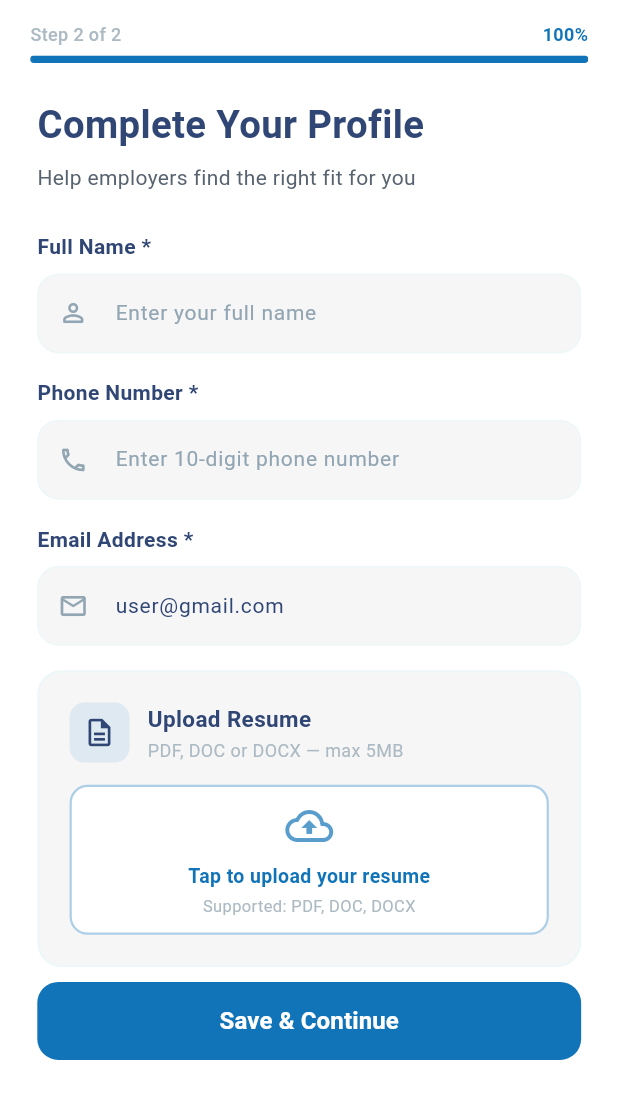
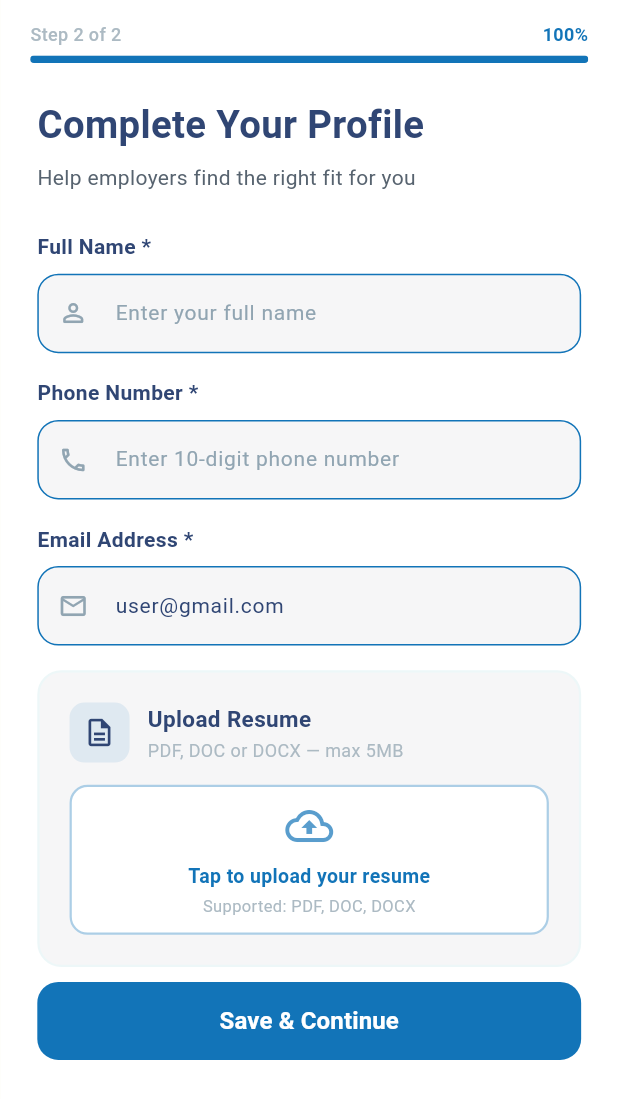
Before and after one commit to Gunitkalra/aimjobportal, a Flutter app: the SignupScreen screen opened by its route, after a tap on "Sign up with Google", on a phone screen of 412 x 824 dp. Shown: the top 1099 px of the screen. Run offline on Flutter 3.47's test engine with Material 3 defaults, Android fonts, the phone set to English and light mode, and no system bars; our stand-ins replace file_picker, fluttertoast, get, shared_preferences; accounts and stored records are empty; Roboto replaces fonts that are missing (Poppins); statements that could not run were skipped.

Commit message:
textfeild_color_fix

```diff
--- a/lib/presentation/Complete_Profile/view/Complete_profile_Screen.dart
+++ b/lib/presentation/Complete_Profile/view/Complete_profile_Screen.dart
@@ -284,15 +284,15 @@ class CompleteProfileScreen extends GetView<CompleteProfileController> {
       suffixIcon: suffix,
       border: OutlineInputBorder(
         borderRadius: BorderRadius.circular(14),
-        borderSide: const BorderSide(color: AppColors.border),
+        borderSide: const BorderSide(color: AppColors.darkRed),
       ),
       enabledBorder: OutlineInputBorder(
         borderRadius: BorderRadius.circular(14),
-        borderSide: const BorderSide(color: AppColors.border),
+        borderSide: const BorderSide(color: AppColors.darkRed),
       ),
       focusedBorder: OutlineInputBorder(
         borderRadius: BorderRadius.circular(14),
-        borderSide: const BorderSide(color: AppColors.buttonPrimary, width: 1.5),
+        borderSide: const BorderSide(color: AppColors.darkRed, width: 1.5),
       ),
       errorBorder: OutlineInputBorder(
         borderRadius: BorderRadius.circular(14),
--- a/lib/presentation/Login/view/Signup_Screen.dart
+++ b/lib/presentation/Login/view/Signup_Screen.dart
@@ -398,15 +398,15 @@ class SignupScreen extends GetView<AuthController> {
       suffixIcon: suffix,
       border: OutlineInputBorder(
         borderRadius: BorderRadius.circular(14),
-        borderSide: const BorderSide(color: AppColors.border),
+        borderSide: const BorderSide(color: AppColors.darkRed),
       ),
       enabledBorder: OutlineInputBorder(
         borderRadius: BorderRadius.circular(14),
-        borderSide: const BorderSide(color: AppColors.border),
+        borderSide: const BorderSide(color: AppColors.darkRed),
       ),
       focusedBorder: OutlineInputBorder(
         borderRadius: BorderRadius.circular(14),
-        borderSide: const BorderSide(color: AppColors.buttonPrimary, width: 1.5),
+        borderSide: const BorderSide(color: AppColors.darkRed, width: 1.5),
       ),
       errorBorder: OutlineInputBorder(
         borderRadius: BorderRadius.circular(14),
```
Also changed, not shown: lib/presentation/dashboard/view/Dashboard_Screen.dart (+6 -6 lines).
